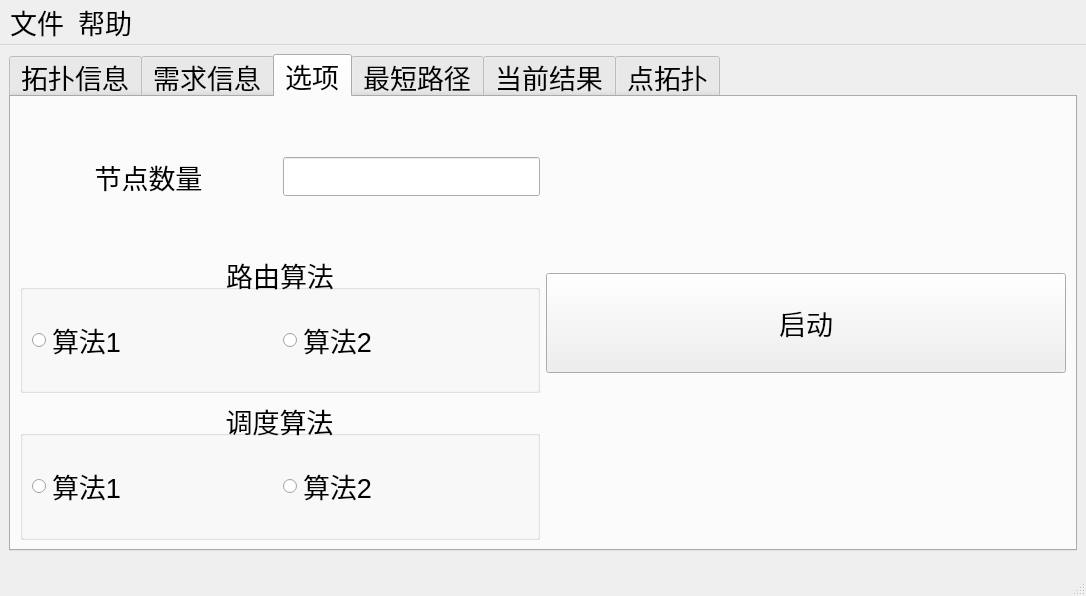
First picture: the form in GUI/qkdsim.ui, repository shenzuzhenwang/QKDSim, before the edit.
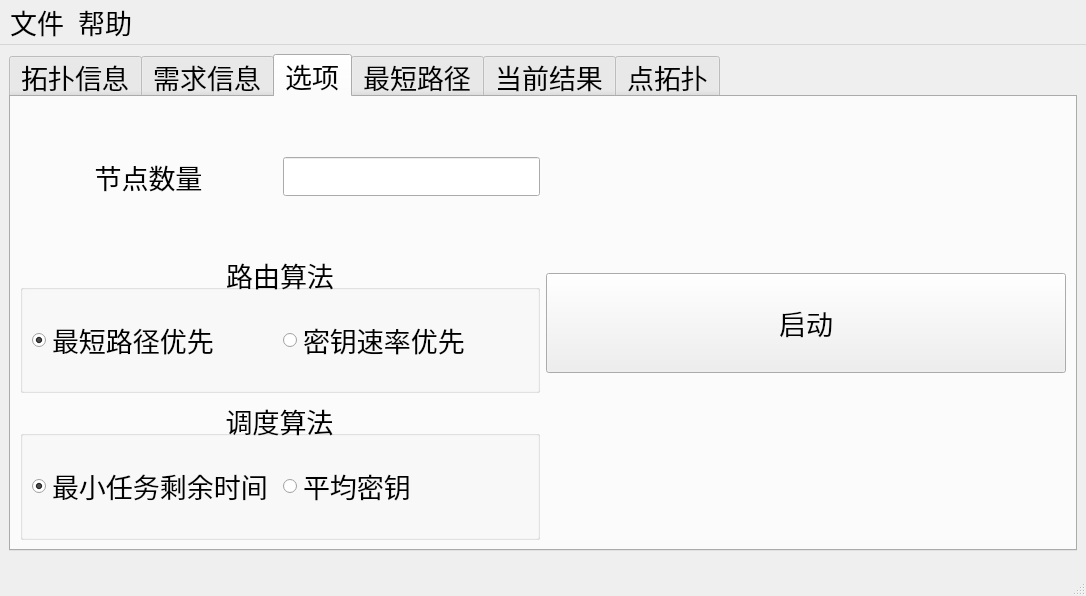
Second picture: the form after the edit. The open tabs and pages were chosen to show the change.

The edit to the form file:
```diff
--- a/GUI/qkdsim.ui
+++ b/GUI/qkdsim.ui
@@ -133,14 +133,17 @@
                <item row="0" column="0">
                 <widget class="QRadioButton" name="radioButton">
                  <property name="text">
-                  <string>算法1</string>
+                  <string>最短路径优先</string>
+                 </property>
+                 <property name="checked">
+                  <bool>true</bool>
                  </property>
                 </widget>
                </item>
                <item row="0" column="1">
                 <widget class="QRadioButton" name="radioButton_2">
                  <property name="text">
-                  <string>算法2</string>
+                  <string>密钥速率优先</string>
                  </property>
                 </widget>
                </item>
@@ -174,14 +177,17 @@
                <item row="0" column="1">
                 <widget class="QRadioButton" name="radioButton_6">
                  <property name="text">
-                  <string>算法2</string>
+                  <string>平均密钥</string>
                  </property>
                 </widget>
                </item>
                <item row="0" column="0">
                 <widget class="QRadioButton" name="radioButton_5">
                  <property name="text">
-                  <string>算法1</string>
+                  <string>最小任务剩余时间</string>
+                 </property>
+                 <property name="checked">
+                  <bool>true</bool>
                  </property>
                 </widget>
                </item>
```
Left out of the diff: 10 changed lines with no effect on the pictures.
